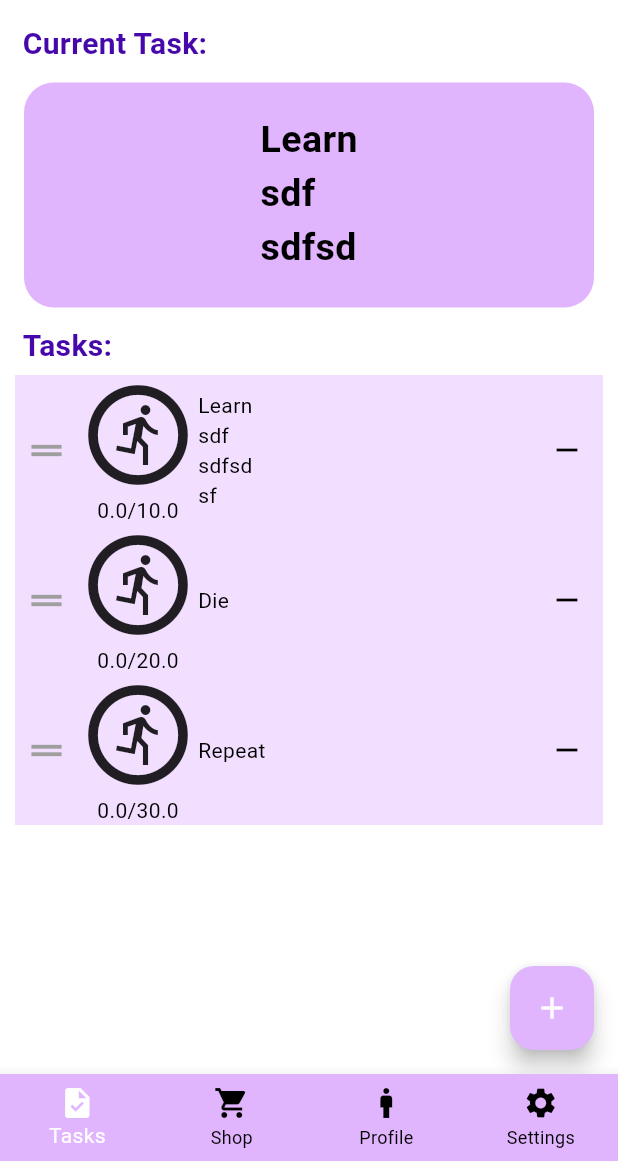
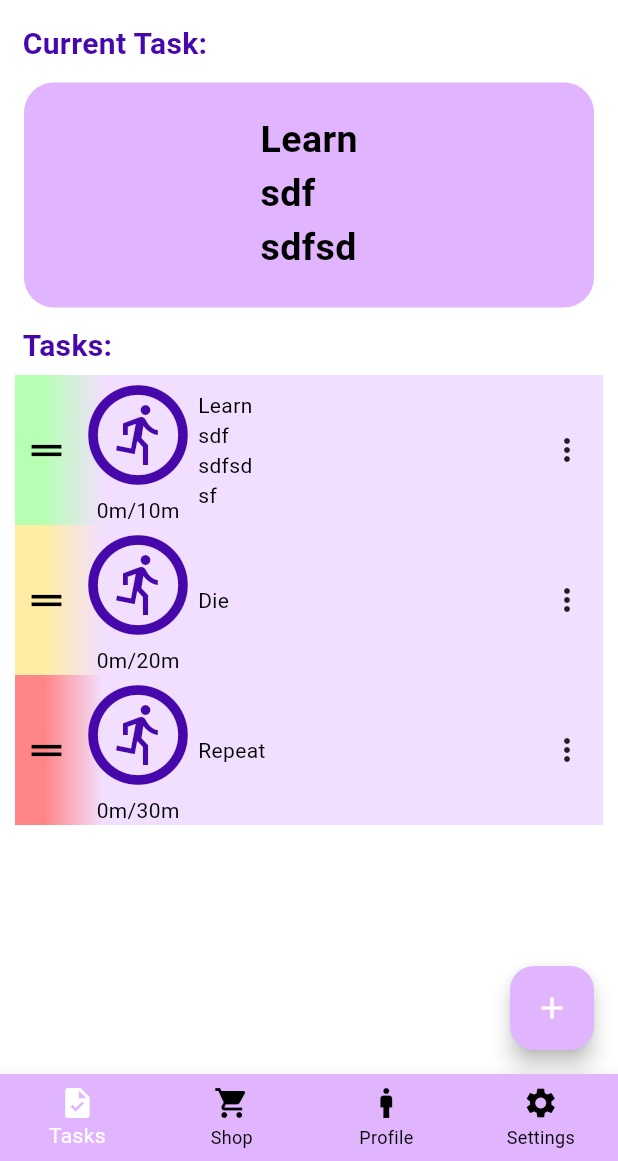
Before and after one commit to GanboldG/RPG-task-manager, a Flutter app: the screen it shows after launch, on a phone screen of 412 x 824 dp, the part 75-1236 px from its top. Run offline on Flutter 3.47's test engine with Material 3 defaults, Android fonts, the phone set to English and light mode, and no system bars.

Commit message:
Adds task tile options icon for edit/delete/finish

```diff
--- a/lib/models/task.dart
+++ b/lib/models/task.dart
@@ -4,8 +4,8 @@ class Task {
   int id;
   String name;
   Difficulty difficulty;
-  double baseMinutes;
-  double doneMinutes = 0;
+  int baseMinutes;
+  int doneMinutes = 0;
 
   Task({required this.id,
         required this.name,
--- a/lib/widgets/task_tile.dart
+++ b/lib/widgets/task_tile.dart
@@ -1,17 +1,22 @@
 import "package:flutter/material.dart";
 import "package:rpg_task_manager/helpers/app_colors.dart";
+import "package:rpg_task_manager/helpers/app_fonts.dart";
 import "package:rpg_task_manager/models/task.dart";
 
 class TaskTile extends StatefulWidget{
   final Task task;
   final VoidCallback onRemoved;
+  final VoidCallback onEdited;
+  final VoidCallback onFinished;
   final int index;
 
   TaskTile(
     {super.key,
     required this.task,
     required this.index,
-    required this.onRemoved
+    required this.onRemoved,
+    required this.onEdited,
+    required this.onFinished
   });
 
   @override
@@ -27,7 +32,17 @@ class _TaskTileState extends State<TaskTile>{
   @override
   Widget build(BuildContext context){
     return Container(
-      color: AppColors.primaryLight,
+      decoration: BoxDecoration(
+          gradient: LinearGradient(
+            begin: Alignment.centerLeft,
+            end: Alignment.centerRight,
+            colors: [
+              _getTaskBGcolor(),
+              AppColors.primaryLight,
+            ],
+            stops: [0.05, 0.15],
+          ),
+        ),
       child: Row(
         mainAxisAlignment: MainAxisAlignment.spaceBetween,
         children: [
@@ -47,7 +62,7 @@ class _TaskTileState extends State<TaskTile>{
         padding: EdgeInsets.all(6),
         child: Icon(
           Icons.drag_handle,
-          color: Colors.grey,
+          color: Colors.black,
           size: 30,
         ),
       )
@@ -61,10 +76,11 @@ class _TaskTileState extends State<TaskTile>{
       children: [
         Icon(
           Icons.run_circle_outlined,
+          color: AppColors.textSecondary,
           size: 80,
         ),
 
-        Text("${widget.task.doneMinutes}/${widget.task.baseMinutes}")
+        Text("${widget.task.doneMinutes}m/${widget.task.baseMinutes}m")
       ]
     );
   }
@@ -80,9 +96,62 @@ class _TaskTileState extends State<TaskTile>{
 
   // Builds the remove button
   Widget _buildRemoveButton(){
-    return IconButton(
-      onPressed: widget.onRemoved,
-      icon: Icon(Icons.remove),
+    return PopupMenuButton<String>(
+      icon: Icon(Icons.more_vert), // 3 dots icon
+      color: AppColors.primaryLight,
+      onSelected: (String value) {
+        switch (value){
+          case "edit":
+            widget.onEdited();
+            break;
+          case "delete":
+            widget.onRemoved();
+            break;
+          case "finish":
+            widget.onFinished();
+            break;
+        }
+      },
+      itemBuilder: (BuildContext context) => <PopupMenuEntry<String>>[
+        PopupMenuItem<String>(
+          value: 'edit',
+          child: Row(
+            mainAxisSize: MainAxisSize.min,
+            children: [
+              Icon(Icons.edit, size: AppFonts.sizeBig),
+              SizedBox(width: 12),
+              Text('Edit', style: TextStyle(fontSize: AppFonts.sizeMedium)),
+            ],
+          ),
+        ),
+        PopupMenuItem<String>(
+          value: 'delete',
+          child: Row(
+            mainAxisSize: MainAxisSize.min,
+            children: [
+              Icon(Icons.delete, size: AppFonts.sizeBig),
+              SizedBox(width: 12),
+              Text('Delete', style: TextStyle(fontSize: AppFonts.sizeMedium)),
+            ],
+          ),
+        ),
+        PopupMenuItem<String>(
+          value: 'finish',
+          child: Row(
+            mainAxisSize: MainAxisSize.min,
+            children: [
+              Icon(Icons.done, size: AppFonts.sizeBig),
+              SizedBox(width: 12),
+              Text('Finish', style: TextStyle(fontSize: AppFonts.sizeMedium)),
+            ],
+          ),
+        ),
+      ],
     );
   }
+
+
+  Color _getTaskBGcolor(){
+    return widget.task.difficulty.color;
+  }
 }
```
Also changed, not shown: lib/screens/task/tasks_list_screen.dart (+10 -0 lines).
